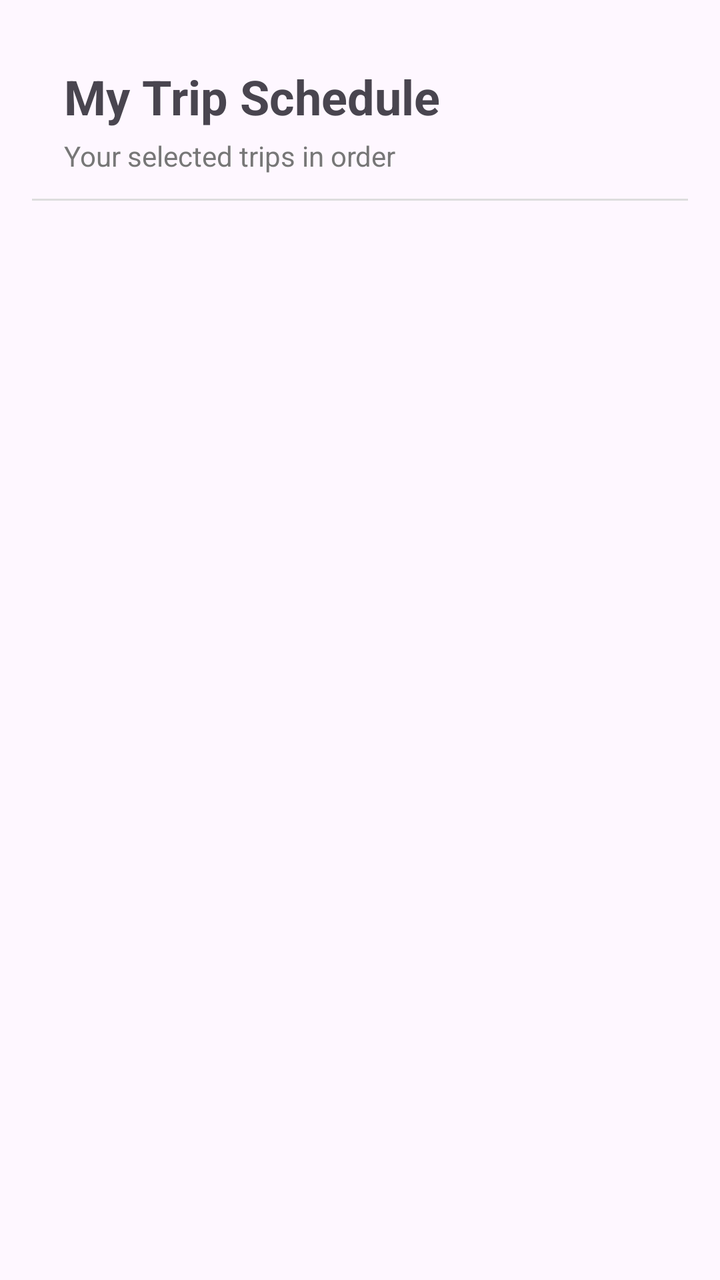
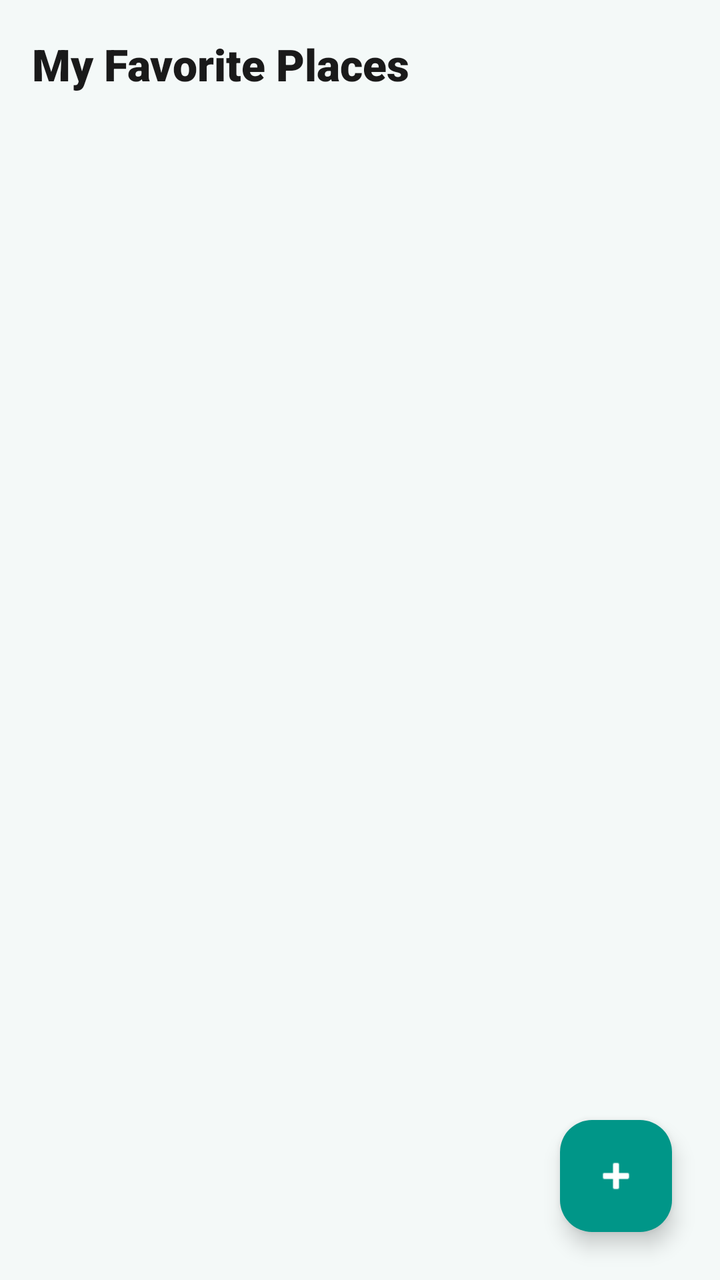

Compare the two renders of this Android layout. The source of the first and the diff that turns it into the second are given below.
<!-- AndroidManifest.xml: application theme Theme.Larafinal -->
<!-- res/layout/activity_trip_schedule.xml -->
<?xml version="1.0" encoding="utf-8"?>
<ScrollView xmlns:android="http://schemas.android.com/apk/res/android"
    xmlns:app="http://schemas.android.com/apk/res-auto"
    android:layout_width="match_parent"
    android:layout_height="match_parent"
    android:fillViewport="true">

    <LinearLayout
        android:layout_width="match_parent"
        android:layout_height="wrap_content"
        android:orientation="vertical"
        android:padding="16dp">

        
        <TextView
            android:id="@+id/tvHeader"
            android:layout_width="wrap_content"
            android:layout_height="wrap_content"
            android:text="My Trip Schedule"
            android:textSize="24sp"
            android:textStyle="bold"
            android:layout_marginStart="16dp"
            android:layout_marginTop="16dp"/>

        
        <TextView
            android:layout_width="wrap_content"
            android:layout_height="wrap_content"
            android:text="Your selected trips in order"
            android:textSize="14sp"
            android:textColor="#777"
            android:layout_marginStart="16dp"
            android:layout_marginTop="4dp"/>

        
        <View
            android:layout_width="match_parent"
            android:layout_height="1dp"
            android:background="#DDDDDD"
            android:layout_marginTop="12dp"
            android:layout_marginBottom="12dp"/>

        
        <androidx.recyclerview.widget.RecyclerView
            android:id="@+id/rvtrips"
            android:layout_width="match_parent"
            android:layout_height="wrap_content"
            android:nestedScrollingEnabled="false" />

        
        <TextView
            android:id="@+id/tvEmpty"
            android:layout_width="match_parent"
            android:layout_height="wrap_content"
            android:text="No trips selected yet"
            android:gravity="center"
            android:textColor="#999"
            android:layout_marginTop="20dp"
            android:visibility="gone"/>

    </LinearLayout>

</ScrollView>
<!-- resources referenced by this layout -->
<resources>
  <style name="Theme.Larafinal" parent="Base.Theme.Larafinal" />
  <style name="Base.Theme.Larafinal" parent="Theme.Material3.DayNight.NoActionBar">
          
          
      </style>
</resources>

<!-- the commit's change to res/layout/activity_trip_schedule.xml (unified diff, before → after) -->
@@ -1,63 +1,157 @@
 <?xml version="1.0" encoding="utf-8"?>
-<ScrollView xmlns:android="http://schemas.android.com/apk/res/android"
+<androidx.coordinatorlayout.widget.CoordinatorLayout
+    xmlns:android="http://schemas.android.com/apk/res/android"
+    xmlns:app="http://schemas.android.com/apk/res-auto"
+    xmlns:tools="http://schemas.android.com/tools"
+    android:layout_width="match_parent"
+    android:layout_height="match_parent"
+    android:background="#F4F9F8"
+    tools:context=".TripSchedule">
+
+    
+    <com.google.android.material.appbar.AppBarLayout
+        android:layout_width="match_parent"
+        android:layout_height="wrap_content"
+        android:background="@android:color/transparent"
+        app:elevation="0dp">
+        <androidx.appcompat.widget.Toolbar
+            android:layout_width="match_parent"
+            android:layout_height="?attr/actionBarSize">
+            <TextView
+                android:layout_width="wrap_content"
+                android:layout_height="wrap_content"
+                android:text="My Favorite Places"
+                android:textSize="22sp"
+                android:textStyle="bold"
+                android:textColor="#1A1A1A"
+                android:fontFamily="sans-serif-black"/>
+        </androidx.appcompat.widget.Toolbar>
+    </com.google.android.material.appbar.AppBarLayout>
+
+    
+    <ListView
+        android:id="@+id/listView"
+        android:layout_width="match_parent"
+        android:layout_height="match_parent"
+        android:padding="16dp"
+        android:clipToPadding="false"
+        app:layout_behavior="@string/appbar_scrolling_view_behavior"
+        tools:listitem="@layout/journey_item_layout" />
+
+    
+    <com.google.android.material.floatingactionbutton.FloatingActionButton
+        android:id="@+id/fabAdd"
+        android:layout_width="wrap_content"
+        android:layout_height="wrap_content"
+        android:layout_gravity="bottom|end"
+        android:layout_margin="24dp"
+        android:src="@android:drawable/ic_input_add"
+        app:backgroundTint="#009688"
+        app:tint="@android:color/white" />
+
+</androidx.coordinatorlayout.widget.CoordinatorLayout>
+<!-- res/layout/journey_item_layout.xml (included above) -->
+<?xml version="1.0" encoding="utf-8"?>
+<androidx.cardview.widget.CardView xmlns:android="http://schemas.android.com/apk/res/android"
     xmlns:app="http://schemas.android.com/apk/res-auto"
     android:layout_width="match_parent"
-    android:layout_height="match_parent"
-    android:fillViewport="true">
+    android:layout_height="wrap_content"
+    android:layout_marginHorizontal="16dp"
+    android:layout_marginVertical="8dp"
+    app:cardCornerRadius="15dp"
+    app:cardElevation="4dp">
 
     <LinearLayout
         android:layout_width="match_parent"
         android:layout_height="wrap_content"
-        android:orientation="vertical"
-        android:padding="16dp">
+        android:orientation="vertical">
 
         
-        <TextView
-            android:id="@+id/tvHeader"
-            android:layout_width="wrap_content"
-            android:layout_height="wrap_content"
-            android:text="My Trip Schedule"
-            android:textSize="24sp"
-            android:textStyle="bold"
-            android:layout_marginStart="16dp"
-            android:layout_marginTop="16dp"/>
+        <ImageView
+            android:id="@+id/ivTripImage"
+            android:layout_width="match_parent"
+            android:layout_height="180dp"
+            android:background="#E0E0E0"
+            android:scaleType="fitCenter"
+            android:src="@android:drawable/ic_menu_gallery" />
 
-        
-        <TextView
-            android:layout_width="wrap_content"
-            android:layout_height="wrap_content"
-            android:text="Your selected trips in order"
-            android:textSize="14sp"
-            android:textColor="#777"
-            android:layout_marginStart="16dp"
-            android:layout_marginTop="4dp"/>
-
-        
-        <View
-            android:layout_width="match_parent"
-            android:layout_height="1dp"
-            android:background="#DDDDDD"
-            android:layout_marginTop="12dp"
-            android:layout_marginBottom="12dp"/>
-
-        
-        <androidx.recyclerview.widget.RecyclerView
-            android:id="@+id/rvtrips"
+        <LinearLayout
             android:layout_width="match_parent"
             android:layout_height="wrap_content"
-            android:nestedScrollingEnabled="false" />
+            android:orientation="vertical"
+            android:padding="16dp">
 
-        
-        <TextView
-            android:id="@+id/tvEmpty"
-            android:layout_width="match_parent"
-            android:layout_height="wrap_content"
-            android:text="No trips selected yet"
-            android:gravity="center"
-            android:textColor="#999"
-            android:layout_marginTop="20dp"
-            android:visibility="gone"/>
+            
+            <TextView
+                android:id="@+id/tvTripName"
+                android:layout_width="match_parent"
+                android:layout_height="wrap_content"
+                android:text="Place Name"
+                android:textColor="#1A1A1A"
+                android:textSize="18sp"
+                android:textStyle="bold" />
 
+            
+            <TextView
+                android:id="@+id/tvTripDescription"
+                android:layout_width="match_parent"
+                android:layout_height="wrap_content"
+                android:layout_marginTop="4dp"
+                android:text="Description and Address goes here"
+                android:textColor="#7A7A7A"
+                android:textSize="14sp" />
+
+            
+
+            
+            <View
+                android:layout_width="match_parent"
+                android:layout_height="1dp"
+                android:layout_marginVertical="10dp"
+                android:background="#EEEEEE" />
+
+            
+            <LinearLayout
+                android:layout_width="match_parent"
+                android:layout_height="wrap_content"
+                android:gravity="center_vertical"
+                android:orientation="horizontal">
+
+                <RatingBar
+                    android:id="@+id/ratingBar"
+                    style="@style/Widget.AppCompat.RatingBar.Small"
+                    android:layout_width="wrap_content"
+                    android:layout_height="wrap_content"
+                    android:isIndicator="true"
+                    android:numStars="5"
+                    android:progressTint="#FFD700"
+                    android:rating="4.5"
+                    android:stepSize="0.5" />
+
+                <TextView
+                    android:id="@+id/tvRatingValue"
+                    android:layout_width="wrap_content"
+                    android:layout_height="wrap_content"
+                    android:layout_marginStart="8dp"
+                    android:text="4.5"
+                    android:textColor="#1A1A1A"
+                    android:textStyle="bold" />
+
+                <View
+                    android:layout_width="0dp"
+                    android:layout_height="0dp"
+                    android:layout_weight="1" />
+
+                <TextView
+                    android:id="@+id/tvReviewsCount"
+                    android:layout_width="wrap_content"
+                    android:layout_height="wrap_content"
+                    android:text="(128 Reviews)"
+                    android:textColor="#7A7A7A"
+                    android:textSize="12sp" />
+
+            </LinearLayout>
+
+        </LinearLayout>
     </LinearLayout>
-
-</ScrollView>
+</androidx.cardview.widget.CardView>
